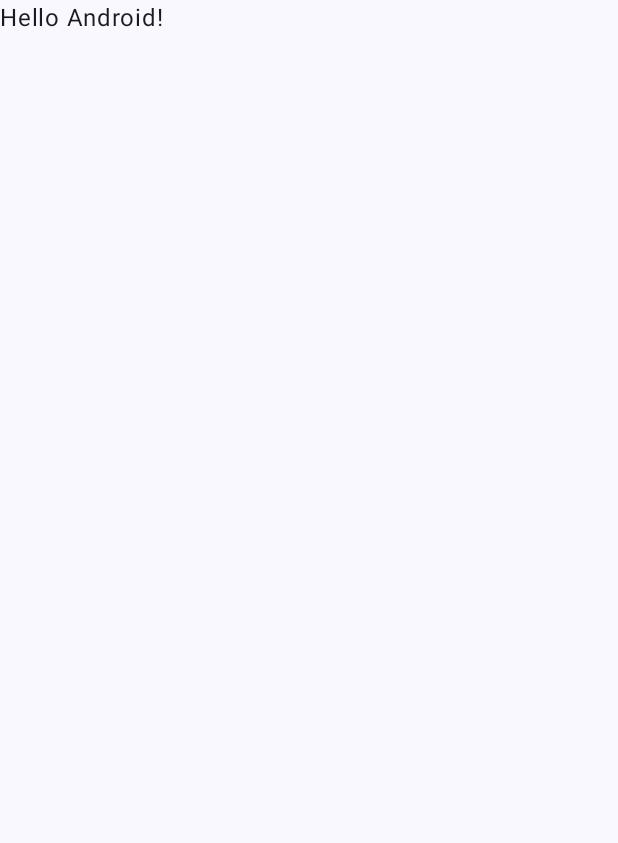
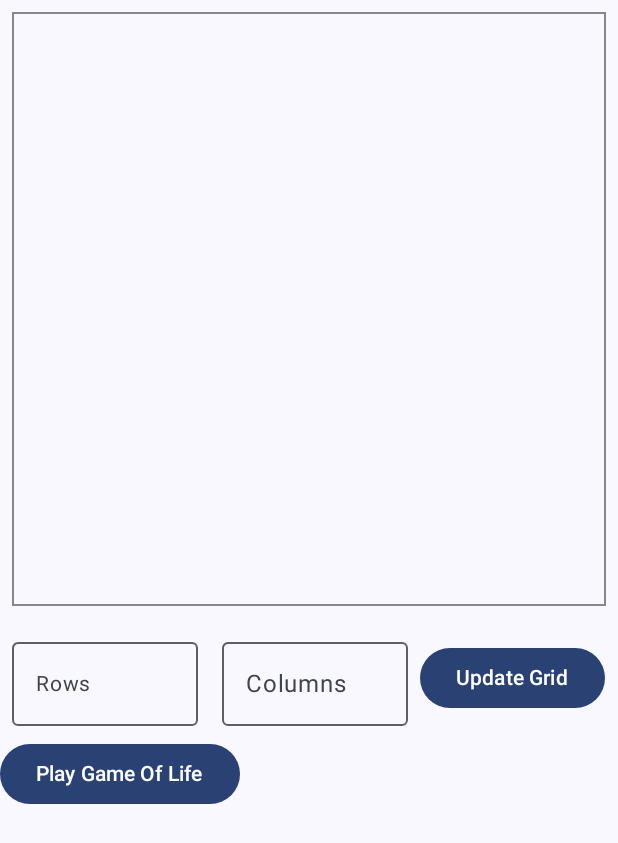
Before and after one commit to HexedAgain/GameOfLife, an Android app built with Jetpack Compose: the screen it shows after launch (MainActivity), on a phone screen of 412 x 824 dp. Before the commit the part shown is almost empty. Shown: the top 843 px of the screen. Run offline under Robolectric (Android 15) with nearby library versions, the phone set to English and light mode, and no system bars.

Commit message:
bodged together an incredibly hacky UI. Need to tidy this up

```diff
--- a/app/src/main/java/com/example/gameoflife/ui/MainActivity.kt
+++ b/app/src/main/java/com/example/gameoflife/ui/MainActivity.kt
@@ -3,13 +3,39 @@ package com.example.gameoflife.ui
 import android.os.Bundle
 import androidx.activity.ComponentActivity
 import androidx.activity.compose.setContent
+import androidx.compose.foundation.BorderStroke
+import androidx.compose.foundation.background
+import androidx.compose.foundation.border
+import androidx.compose.foundation.clickable
+import androidx.compose.foundation.layout.Box
+import androidx.compose.foundation.layout.Column
+import androidx.compose.foundation.layout.Row
+import androidx.compose.foundation.layout.fillMaxHeight
 import androidx.compose.foundation.layout.fillMaxSize
+import androidx.compose.foundation.layout.fillMaxWidth
+import androidx.compose.foundation.layout.height
+import androidx.compose.foundation.layout.offset
+import androidx.compose.foundation.layout.padding
+import androidx.compose.foundation.layout.width
+import androidx.compose.foundation.text.KeyboardOptions
+import androidx.compose.material3.Button
+import androidx.compose.material3.ExperimentalMaterial3Api
 import androidx.compose.material3.MaterialTheme
+import androidx.compose.material3.OutlinedTextField
 import androidx.compose.material3.Surface
 import androidx.compose.material3.Text
 import androidx.compose.runtime.Composable
+import androidx.compose.runtime.collectAsState
+import androidx.compose.runtime.getValue
+import androidx.compose.ui.Alignment
 import androidx.compose.ui.Modifier
+import androidx.compose.ui.graphics.Color
+import androidx.compose.ui.platform.LocalConfiguration
+import androidx.compose.ui.semantics.Role.Companion.Button
+import androidx.compose.ui.text.input.KeyboardType
 import androidx.compose.ui.tooling.preview.Preview
+import androidx.compose.ui.unit.dp
+import androidx.compose.ui.unit.sp
 import com.example.gameoflife.ui.theme.GameOfLifeTheme
 import com.example.gameoflife.viewmodel.MainScreenViewModel
 import org.koin.androidx.compose.koinViewModel
@@ -31,9 +57,78 @@ class MainActivity: ComponentActivity() {
     }
 }
 
+@OptIn(ExperimentalMaterial3Api::class)
 @Composable
 fun GameOfLifeContent(mainScreenViewModel: MainScreenViewModel = koinViewModel()) {
-    Greeting("Android")
+    val rows by mainScreenViewModel.rows.collectAsState()
+    val columns by mainScreenViewModel.columns.collectAsState()
+    val cells by mainScreenViewModel.cells.collectAsState()
+    Column() {
+        Column(
+            modifier = Modifier
+                .fillMaxHeight(.5f)
+                .fillMaxWidth()
+                .padding(8.dp)
+                .border(border = BorderStroke(1.dp, Color.Gray))
+        ) {
+            val numRows = cells.get().size
+            val numCols = cells.get().firstOrNull()?.size ?: 0
+            val configuration = LocalConfiguration.current
+            val width = (configuration.screenWidthDp.dp - 16.dp) / numRows
+            val height = ((configuration.screenHeightDp.dp / 2) - 16.dp) / numCols - 2.dp
+            for (i in 0 until numRows) {
+                Row(
+                ) {
+                    for (j in 0 until numCols) {
+                        Box(
+                            modifier = Modifier
+                                .clickable { mainScreenViewModel.updateCell(i, j) }
+                                .width(width)
+                                .height(height)
+                                .background(color = if (cells.get()[i][j]) Color.Green else Color.White)
+                                .border(border = BorderStroke(1.dp, Color.Gray))
+                        ) {
+
+                        }
+                    }
+                }
+            }
+        }
+        Column {
+            Row(
+                verticalAlignment = Alignment.CenterVertically
+            ) {
+                OutlinedTextField(
+                    keyboardOptions = KeyboardOptions.Default.copy(keyboardType = KeyboardType.Number),
+                    modifier = Modifier
+                        .width(140.dp)
+                        .padding(8.dp),
+                    label = { Text("Rows", fontSize = 14.sp) },
+                    value = rows,
+                    onValueChange = { mainScreenViewModel.updateRows(it) }
+                )
+                OutlinedTextField(
+                    keyboardOptions = KeyboardOptions.Default.copy(keyboardType = KeyboardType.Number),
+                    modifier = Modifier
+                        .width(140.dp)
+                        .padding(8.dp),
+                    label = { Text("Columns") },
+                    value = columns,
+                    onValueChange = { mainScreenViewModel.updateColumns(it) }
+                )
+                Button(onClick = {
+                    mainScreenViewModel.initialiseCells(rows.toInt(), columns.toInt())
+                }) {
+                    Text("Update Grid")
+                }
+            }
+        }
+        Button(onClick = {
+            mainScreenViewModel.startGameOfLife2()
+        }) {
+            Text("Play Game Of Life")
+        }
+    }
 }
 
 @Composable
--- a/app/src/main/java/com/example/gameoflife/viewmodel/MainScreenViewModel.kt
+++ b/app/src/main/java/com/example/gameoflife/viewmodel/MainScreenViewModel.kt
@@ -22,8 +22,24 @@ class MainScreenViewModel(
     private val _stepDurationMs = MutableStateFlow(stepDuration)
     val stepDurationMs = _stepDurationMs.asStateFlow()
 
-    private val _stepsRemaining = MutableStateFlow(0)
+    private val _stepsRemaining = MutableStateFlow(10_000)
     val stepsRemaining = _stepsRemaining.asStateFlow()
+
+    private val _rows = MutableStateFlow("")
+    val rows = _rows.asStateFlow()
+    fun updateRows(newRows: String) {
+        if (newRows.length <= 2) {
+            _rows.value = newRows
+        }
+    }
+
+    private val _columns = MutableStateFlow("")
+    val columns = _columns.asStateFlow()
+    fun updateColumns(newColumns: String) {
+        if (newColumns.length <= 2) {
+            _columns.value = newColumns
+        }
+    }
 
     fun initialiseCells(rows: Int, columns: Int) {
         _cells.value = Cells.makeGrid(rows, columns)
@@ -37,6 +53,17 @@ class MainScreenViewModel(
 
     fun startGameOfLife(noOfGenerations: Int) {
         _stepsRemaining.value = noOfGenerations
+        gameJob = viewModelScope.launch(defaultDispatcher) {
+            while (stepsRemaining.value > 0 && cells.value.get().flatten().any { it }) {
+                delay(stepDurationMs.value)
+                _cells.value = _cells.value.getNextGeneration()
+                _stepsRemaining.value -= 1
+            }
+            stopGameOfLife()
+        }
+    }
+
+    fun startGameOfLife2() {
         gameJob = viewModelScope.launch(defaultDispatcher) {
             while (stepsRemaining.value > 0) {
                 delay(stepDurationMs.value)
```
